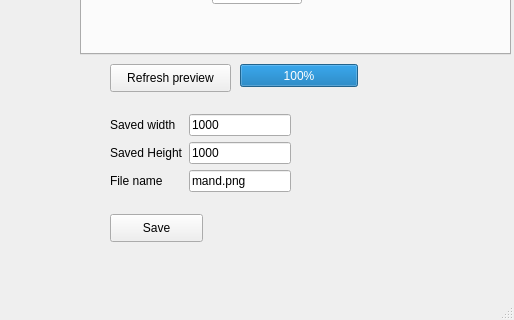
Qt form gui/main.ui (Maelstrom6/mandelpy) before a commit; both pictures show x 730 to 1244 and y 535 to 855 of the 1244 by 855 pixel window.
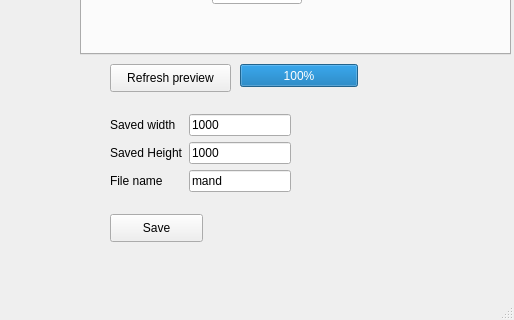
The same form after that commit. Icons and pictures are not drawn.

Patch:
```diff
--- a/gui/main.ui
+++ b/gui/main.ui
@@ -714,7 +714,7 @@
      <item row="2" column="1">
       <widget class="QLineEdit" name="fileNameLineEdit">
        <property name="text">
-        <string>mand.png</string>
+        <string>mand</string>
        </property>
       </widget>
      </item>
```
